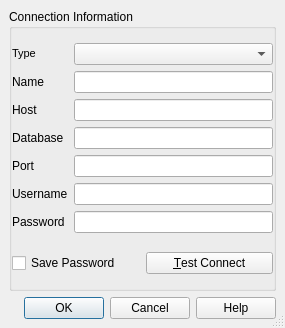
Qt form qgis/src/ui/qgsnewogrconnectionbase.ui (sourcepole/qgis) before a commit.
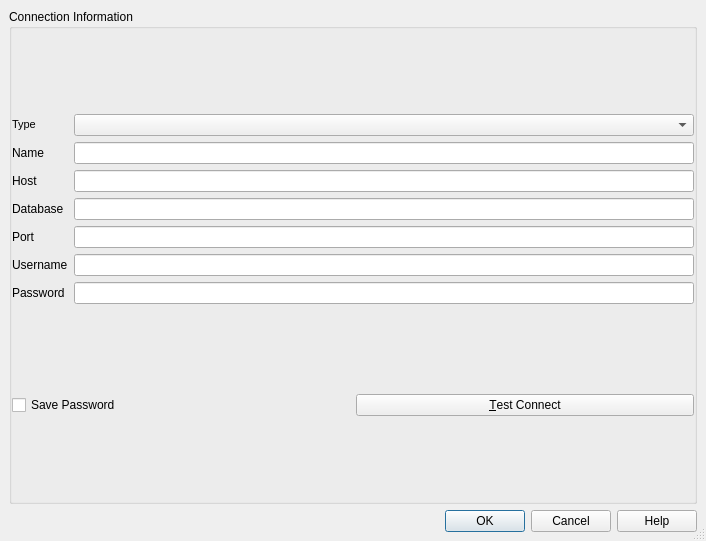
The same form after that commit.

Commit message: ui cleanup in newogrconnectionbase again

Patch:
```diff
--- a/qgis/src/ui/qgsnewogrconnectionbase.ui
+++ b/qgis/src/ui/qgsnewogrconnectionbase.ui
@@ -6,8 +6,8 @@
    <rect>
     <x>0</x>
     <y>0</y>
-    <width>285</width>
-    <height>328</height>
+    <width>706</width>
+    <height>541</height>
    </rect>
   </property>
   <property name="sizePolicy">
```
Left out of the diff: 4 changed lines with no effect on the pictures. The commit also changes 1 other file.
